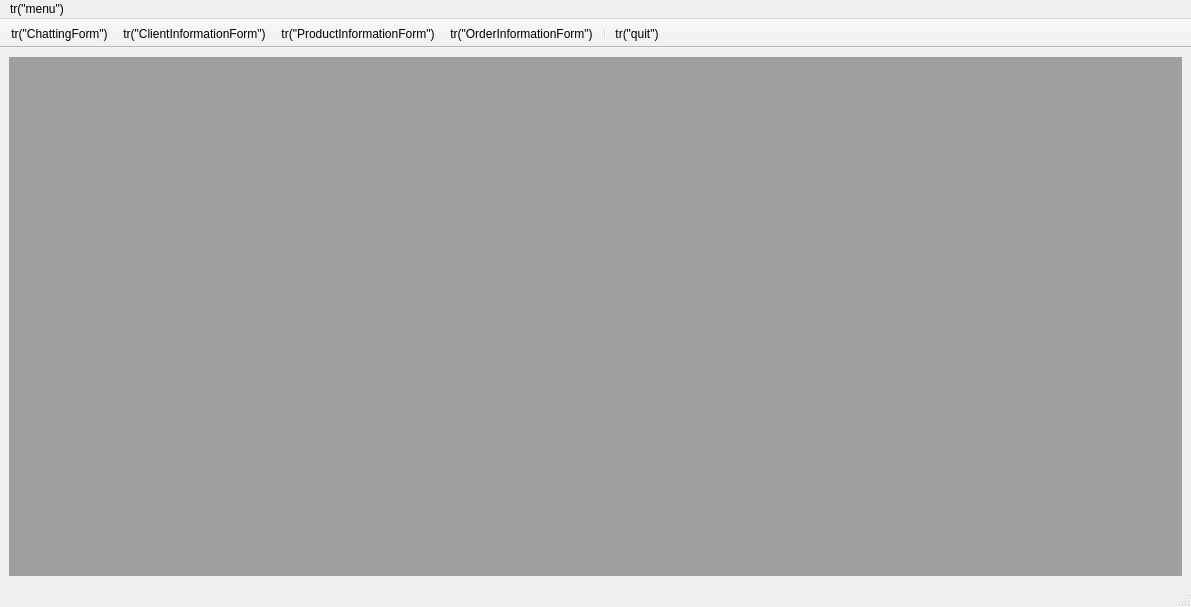
The window that CSApp/cs_app.ui (ToSaveData/qt_home) describes before a commit, drawn with Qt 5.
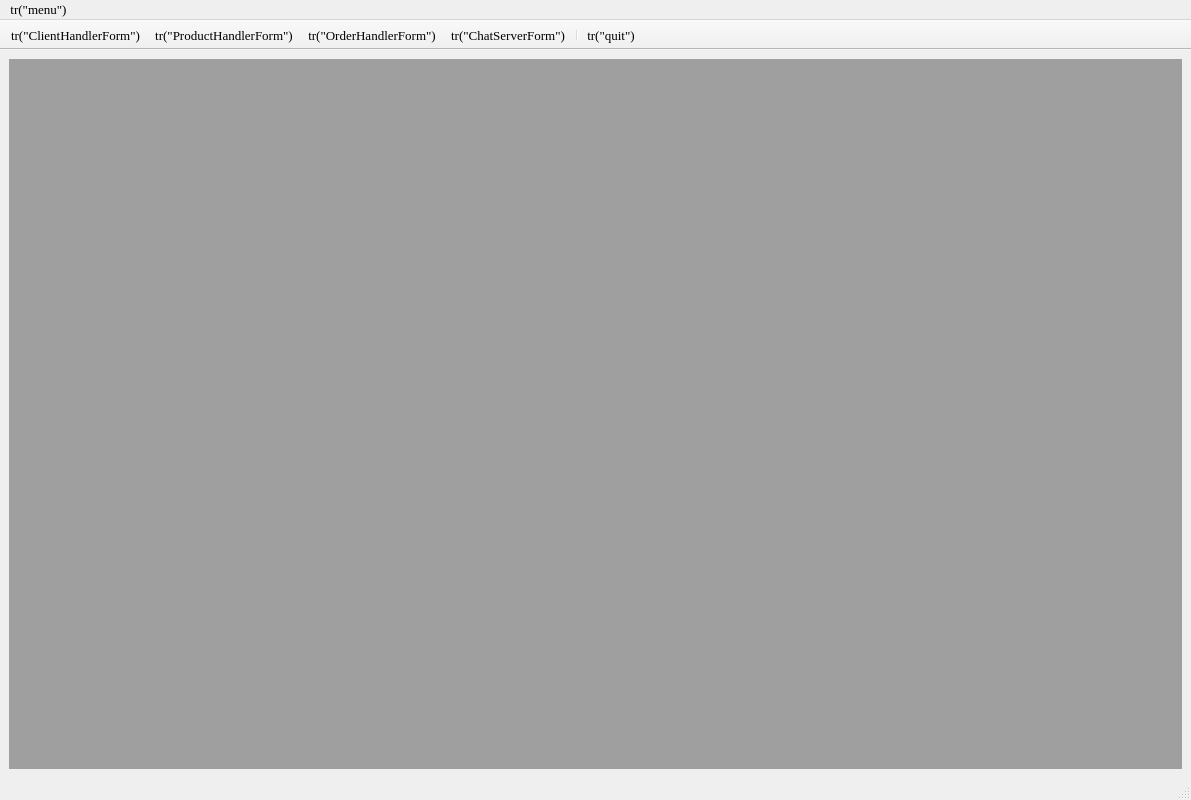
The same window after the commit.

Diff of the .ui file:
```diff
--- a/CSApp/cs_app.ui
+++ b/CSApp/cs_app.ui
@@ -7,7 +7,7 @@
     <x>0</x>
     <y>0</y>
     <width>1191</width>
-    <height>607</height>
+    <height>800</height>
    </rect>
   </property>
   <property name="minimumSize">
@@ -16,6 +16,12 @@
     <height>0</height>
    </size>
   </property>
+  <property name="font">
+   <font>
+    <family>Times New Roman</family>
+    <pointsize>10</pointsize>
+   </font>
+  </property>
   <property name="contextMenuPolicy">
    <enum>Qt::NoContextMenu</enum>
   </property>
@@ -26,6 +32,12 @@
    <enum>Qt::ToolButtonFollowStyle</enum>
   </property>
   <widget class="QWidget" name="centralwidget">
+   <property name="font">
+    <font>
+     <family>Times New Roman</family>
+     <pointsize>10</pointsize>
+    </font>
+   </property>
    <property name="contextMenuPolicy">
     <enum>Qt::NoContextMenu</enum>
    </property>
@@ -63,21 +75,39 @@
      <x>0</x>
      <y>0</y>
      <width>1191</width>
-     <height>17</height>
+     <height>24</height>
     </rect>
    </property>
+   <property name="font">
+    <font>
+     <family>Times New Roman</family>
+     <pointsize>10</pointsize>
+    </font>
+   </property>
    <widget class="QMenu" name="menutr_menu">
+    <property name="font">
+     <font>
+      <family>Times New Roman</family>
+      <pointsize>10</pointsize>
+     </font>
+    </property>
     <property name="title">
      <string>tr(&quot;menu&quot;)</string>
     </property>
     <widget class="QMenu" name="menutr_formManagement">
+     <property name="font">
+      <font>
+       <family>Times New Roman</family>
+       <pointsize>10</pointsize>
+      </font>
+     </property>
      <property name="title">
       <string>tr(&quot;formManagement&quot;)</string>
      </property>
-     <addaction name="actiontr_ChattingForm"/>
-     <addaction name="actiontr_ClientInformationForm"/>
-     <addaction name="actiontr_ProductInformationForm"/>
-     <addaction name="actiontr_OrderInformationForm"/>
+     <addaction name="actiontr_ChatServerForm"/>
+     <addaction name="actiontr_ClientHandlerForm"/>
+     <addaction name="actiontr_ProductHandlerForm"/>
+     <addaction name="actiontr_OrderHandlerForm"/>
     </widget>
     <addaction name="menutr_formManagement"/>
     <addaction name="separator"/>
@@ -87,6 +117,12 @@
   </widget>
   <widget class="QStatusBar" name="statusbar"/>
   <widget class="QToolBar" name="toolBar">
+   <property name="font">
+    <font>
+     <family>Times New Roman</family>
+     <pointsize>11</pointsize>
+    </font>
+   </property>
    <property name="contextMenuPolicy">
     <enum>Qt::NoContextMenu</enum>
    </property>
@@ -108,36 +144,78 @@
    <attribute name="toolBarBreak">
     <bool>false</bool>
    </attribute>
-   <addaction name="actiontr_ChattingForm"/>
-   <addaction name="actiontr_ClientInformationForm"/>
-   <addaction name="actiontr_ProductInformationForm"/>
-   <addaction name="actiontr_OrderInformationForm"/>
+   <addaction name="actiontr_ClientHandlerForm"/>
+   <addaction name="actiontr_ProductHandlerForm"/>
+   <addaction name="actiontr_OrderHandlerForm"/>
+   <addaction name="actiontr_ChatServerForm"/>
    <addaction name="separator"/>
    <addaction name="actiontr_quit"/>
   </widget>
-  <action name="actiontr_ClientInformationForm">
+  <action name="actiontr_ClientHandlerForm">
    <property name="text">
-    <string>tr(&quot;ClientInformationForm&quot;)</string>
+    <string>tr(&quot;ClientHandlerForm&quot;)</string>
    </property>
+   <property name="toolTip">
+    <string>tr(&quot;ClientHandlerForm&quot;)</string>
+   </property>
+   <property name="font">
+    <font>
+     <family>Times New Roman</family>
+     <pointsize>10</pointsize>
+    </font>
+   </property>
   </action>
-  <action name="actiontr_ProductInformationForm">
+  <action name="actiontr_ProductHandlerForm">
    <property name="text">
-    <string>tr(&quot;ProductInformationForm&quot;)</string>
+    <string>tr(&quot;ProductHandlerForm&quot;)</string>
    </property>
+   <property name="toolTip">
+    <string>tr(&quot;ProductHandlerForm&quot;)</string>
+   </property>
+   <property name="font">
+    <font>
+     <family>Times New Roman</family>
+     <pointsize>10</pointsize>
+    </font>
+   </property>
   </action>
-  <action name="actiontr_OrderInformationForm">
+  <action name="actiontr_OrderHandlerForm">
    <property name="text">
-    <string>tr(&quot;OrderInformationForm&quot;)</string>
+    <string>tr(&quot;OrderHandlerForm&quot;)</string>
+   </property>
+   <property name="toolTip">
+    <string>tr(&quot;OrderHandlerForm&quot;)</string>
+   </property>
+   <property name="font">
+    <font>
+     <family>Times New Roman</family>
+     <pointsize>10</pointsize>
+    </font>
    </property>
   </action>
   <action name="actiontr_quit">
    <property name="text">
     <string>tr(&quot;quit&quot;)</string>
    </property>
+   <property name="font">
+    <font>
+     <family>Times New Roman</family>
+     <pointsize>10</pointsize>
+    </font>
+   </property>
   </action>
-  <action name="actiontr_ChattingForm">
+  <action name="actiontr_ChatServerForm">
    <property name="text">
-    <string>tr(&quot;ChattingForm&quot;)</string>
+    <string>tr(&quot;ChatServerForm&quot;)</string>
+   </property>
+   <property name="toolTip">
+    <string>tr(&quot;ChatServerForm&quot;)</string>
+   </property>
+   <property name="font">
+    <font>
+     <family>Times New Roman</family>
+     <pointsize>10</pointsize>
+    </font>
    </property>
   </action>
  </widget>
```
